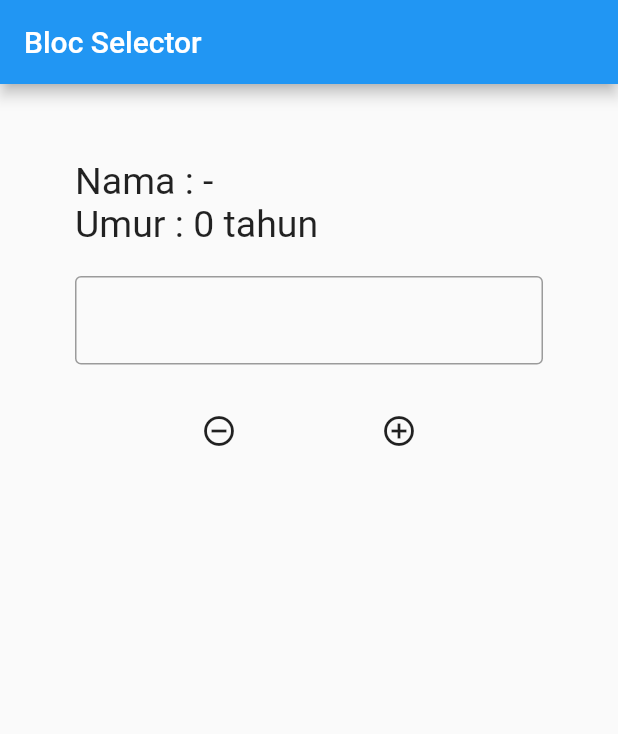
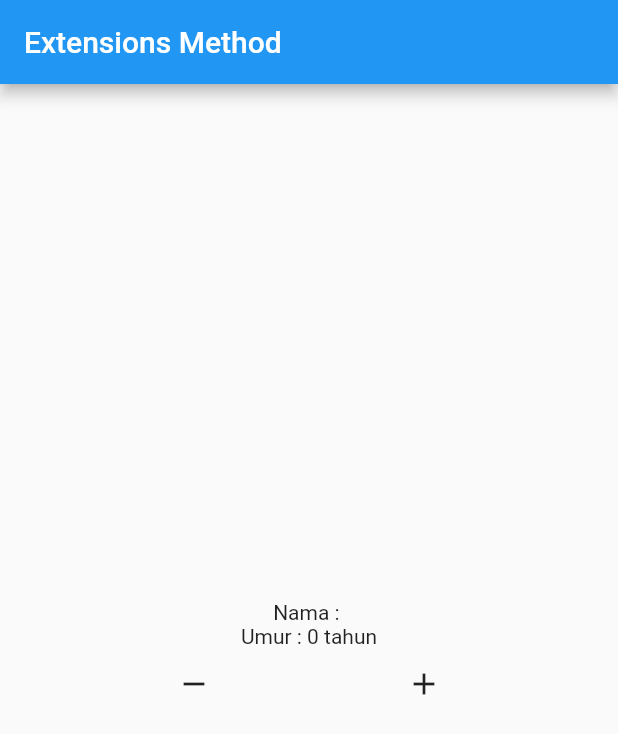
Before and after one commit to itsmhyne/mhybloc, a Flutter app: the screen it shows after launch, on a phone screen of 412 x 824 dp. Shown: the top 734 px of the screen. Run offline on Flutter 3.47's test engine with Material 2 defaults, Android fonts, the phone set to English and light mode, and no system bars; our stand-ins replace bloc, flutter_bloc.

Commit message:
bloc selector

```diff
--- /dev/null
+++ b/lib/blocs/counter_bloc.dart
@@ -0,0 +1,9 @@
+import 'package:bloc/bloc.dart';
+
+class CounterBloc extends Cubit<int> {
+  CounterBloc() : super(0);
+
+  void increment() => emit(state + 1);
+
+  void decrement() => emit(state - 1);
+}
--- a/lib/blocs/user_bloc.dart
+++ b/lib/blocs/user_bloc.dart
@@ -1,13 +1,13 @@
 import 'package:bloc/bloc.dart';
 
 class UserBloc extends Cubit<Map<String, dynamic>> {
-  UserBloc() : super({"name": "-", "age": 0});
+  UserBloc() : super({"name": "", "age": 0});
+
+  void changeAge(int newAge) {
+    emit({"name": state["name"], "age": newAge});
+  }
 
   void changeName(String newName) {
     emit({"name": newName, "age": state["age"]});
   }
-
-  void changeAge(int newAge) {
-    emit({"name": state["name"], "age": newAge});
-  }
 }
--- a/lib/main.dart
+++ b/lib/main.dart
@@ -1,8 +1,9 @@
-import 'package:flutter/cupertino.dart';
+import 'dart:developer';
+import 'package:flutter_bloc/flutter_bloc.dart';
 import 'package:flutter/material.dart';
-import 'package:flutter_bloc/flutter_bloc.dart';
+import 'package:mhybloc/blocs/counter_bloc.dart';
 import 'package:mhybloc/blocs/user_bloc.dart';
-import 'package:mhybloc/page/home_page.dart';
+import 'package:mhybloc/pages/home_page.dart';
 
 void main() {
   runApp(MyApp());
@@ -14,7 +15,7 @@ class MyApp extends StatelessWidget {
   @override
   Widget build(BuildContext context) {
     return MaterialApp(
-      home: BlocProvider(
+      home: BlocProvider<UserBloc>(
         create: (context) => UserBloc(),
         child: const HomePage(),
       ),
--- a/lib/page/home_page.dart
+++ /dev/null
@@ -1,67 +0,0 @@
-import 'package:flutter/material.dart';
-import 'package:flutter/src/foundation/key.dart';
-import 'package:flutter/src/widgets/framework.dart';
-import 'package:mhybloc/blocs/user_bloc.dart';
-import 'package:flutter_bloc/flutter_bloc.dart';
-
-class HomePage extends StatelessWidget {
-  const HomePage({Key? key}) : super(key: key);
-
-  @override
-  Widget build(BuildContext context) {
-    UserBloc dataUser = context.read<UserBloc>();
-    return Scaffold(
-      appBar: AppBar(
-        title: const Text("Bloc Selector"),
-      ),
-      body: ListView(
-        padding: const EdgeInsets.all(50),
-        children: [
-          BlocSelector<UserBloc, Map<String, dynamic>, String>(
-            selector: (state) => state['name'],
-            builder: (context, state) {
-              return Text(
-                "Nama : ${state}",
-                style: const TextStyle(fontSize: 25),
-              );
-            },
-          ),
-          BlocSelector<UserBloc, Map<String, dynamic>, int>(
-            selector: (state) => state['age'],
-            builder: (context, state) {
-              return Text(
-                "Umur : ${state} tahun",
-                style: const TextStyle(fontSize: 25),
-              );
-            },
-          ),
-          const SizedBox(
-            height: 20,
-          ),
-          TextField(
-            onChanged: (value) => dataUser.changeName(value),
-            decoration: const InputDecoration(border: OutlineInputBorder()),
-          ),
-          const SizedBox(
-            height: 20,
-          ),
-          Row(
-            mainAxisAlignment: MainAxisAlignment.spaceEvenly,
-            children: [
-              IconButton(
-                  onPressed: () {
-                    dataUser.changeAge(dataUser.state["age"] - 1);
-                  },
-                  icon: const Icon(Icons.remove_circle_outline)),
-              IconButton(
-                  onPressed: () {
-                    dataUser.changeAge(dataUser.state["age"] + 1);
-                  },
-                  icon: const Icon(Icons.add_circle_outline)),
-            ],
-          )
-        ],
-      ),
-    );
-  }
-}
--- /dev/null
+++ b/lib/pages/home_page.dart
@@ -0,0 +1,72 @@
+import 'package:flutter/material.dart';
+import 'package:flutter/src/foundation/key.dart';
+import 'package:flutter/src/widgets/framework.dart';
+import 'package:mhybloc/blocs/counter_bloc.dart';
+import 'package:flutter_bloc/flutter_bloc.dart';
+import 'package:mhybloc/blocs/user_bloc.dart';
+
+class HomePage extends StatelessWidget {
+  const HomePage({Key? key}) : super(key: key);
+
+  @override
+  Widget build(BuildContext context) {
+    // CounterBloc mycounter = context.read<CounterBloc>(); //hanya pertama kali
+    // CounterBloc mycounter = context.watch<CounterBloc>(); //berkali" ketika bloc berubah
+    // String nameUser = context.select<UserBloc, String>(
+    //   (value) => value.state["name"],
+    // ); //berkali" ketika bloc berubah
+    // int ageUser = context.select<UserBloc, int>(
+    //   (value) => value.state["age"],
+    // ); //berkali" ketika bloc berubah
+    return Scaffold(
+      appBar: AppBar(
+        title: const Text("Extensions Method"),
+      ),
+      body: Center(
+        child: Column(
+          mainAxisSize: MainAxisSize.min,
+          children: [
+            Builder(builder: (context) {
+              String nameUser = context.select<UserBloc, String>(
+                (value) => value.state["name"],
+              ); //berkali" ketika bloc berubah
+              return Text("Nama : ${nameUser}");
+            }),
+            Builder(builder: (context) {
+              int ageUser = context.select<UserBloc, int>(
+                (value) => value.state["age"],
+              ); //berkali" ketika bloc berubah
+              return Text("Umur : ${ageUser} tahun");
+            }),
+            // Builder(builder: (context) {
+            //   CounterBloc mycounter = context.watch<CounterBloc>();
+            //   return Text(
+            //     "${mycounter.state}",
+            //     style: const TextStyle(fontSize: 50),
+            //   );
+            // }),
+            Row(
+              mainAxisAlignment: MainAxisAlignment.spaceEvenly,
+              children: [
+                IconButton(
+                    onPressed: () {
+                      context
+                          .read<UserBloc>()
+                          .changeAge(context.read<UserBloc>().state["age"] - 1);
+                    },
+                    icon: const Icon(Icons.remove)),
+                IconButton(
+                    onPressed: () {
+                      context
+                          .read<UserBloc>()
+                          .changeAge(context.read<UserBloc>().state["age"] + 1);
+                    },
+                    icon: const Icon(Icons.add)),
+              ],
+            )
+          ],
+        ),
+      ),
+    );
+  }
+}
```
